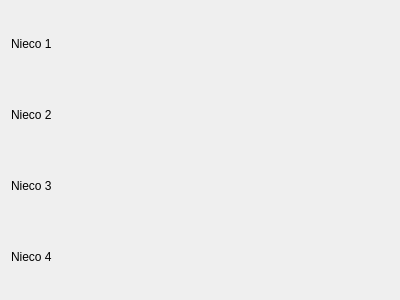
Before: the Qt Designer form mrvk_gui/ui/Widgets/MoveBase/MoveBaseStatus.ui in MatejBartosovic/mrvk_project, drawn with Qt 5.
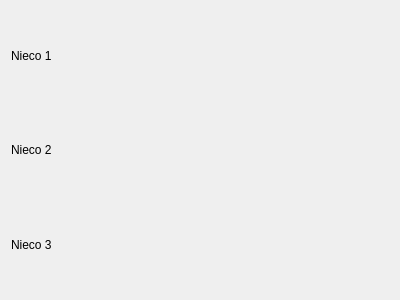
After: the same form once the commit is applied.

Commit message: Move base basic action client

```diff
--- a/mrvk_gui/ui/Widgets/MoveBase/MoveBaseStatus.ui
+++ b/mrvk_gui/ui/Widgets/MoveBase/MoveBaseStatus.ui
@@ -35,13 +35,6 @@
      </property>
     </widget>
    </item>
-   <item>
-    <widget class="QLabel" name="label_4">
-     <property name="text">
-      <string>Nieco 4</string>
-     </property>
-    </widget>
-   </item>
   </layout>
  </widget>
  <resources/>
```
Left out of the diff: 6 changed lines with no effect on the pictures. The commit also changes 10 other files.
